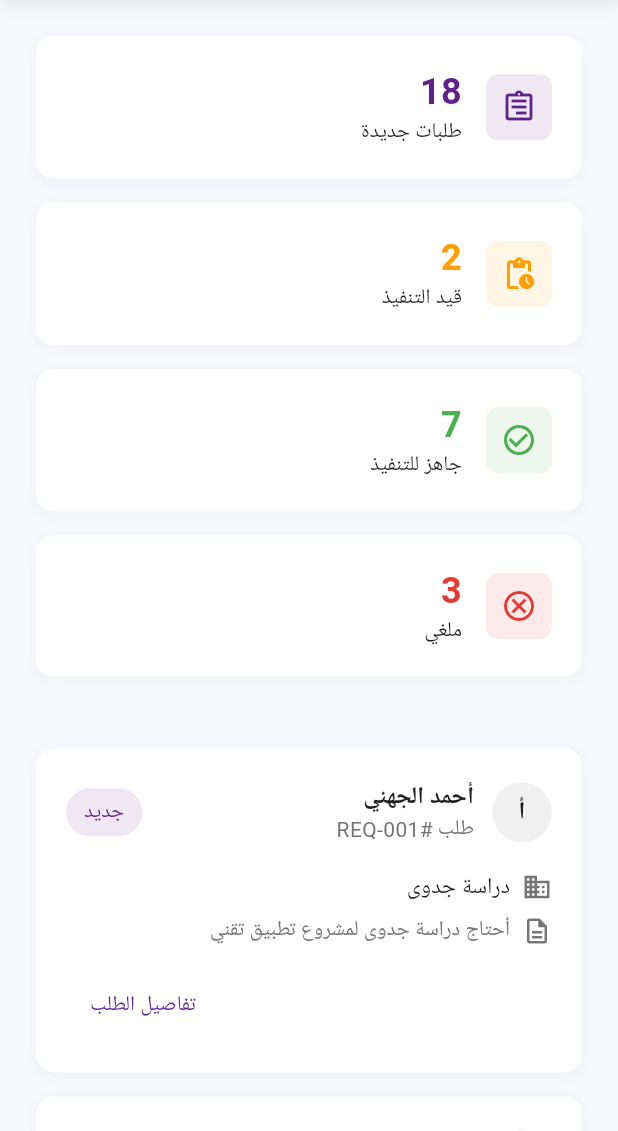
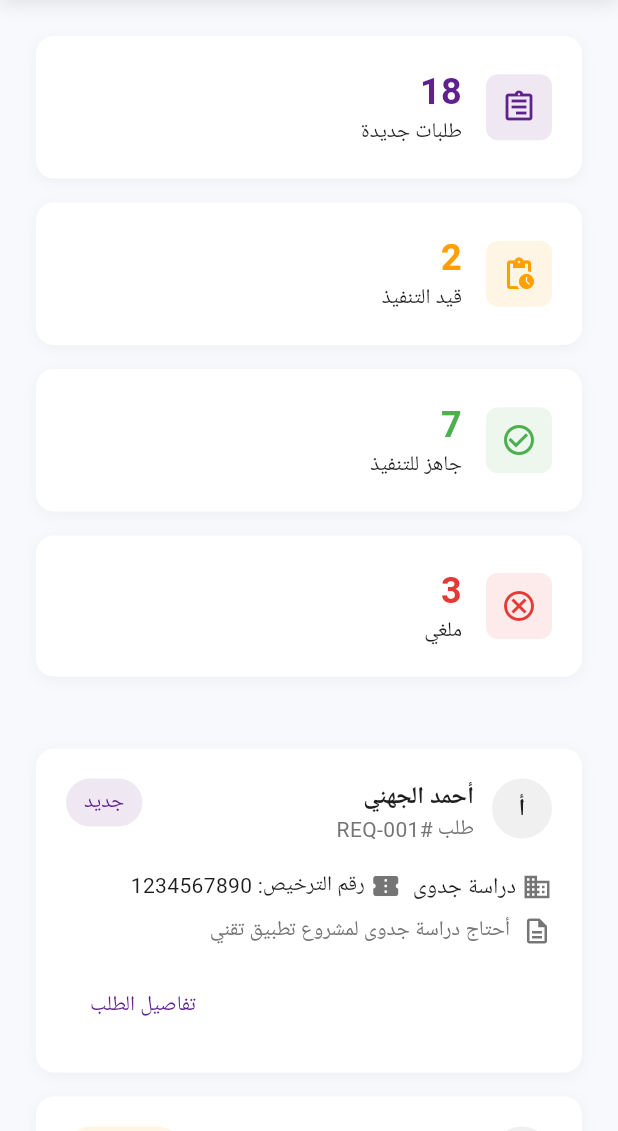
Before and after one commit to Lujain120/King-Saud-hackathon, a Flutter app: the ManagingTeamDashboardScreen screen opened by its route, on a phone screen of 412 x 824 dp, the part 105-1236 px from its top. Run offline on Flutter 3.47's test engine with Material 3 defaults, Android fonts, the phone set to English and light mode, and no system bars; our stand-ins replace google_fonts; Roboto replaces fonts that are missing (Cairo).

Commit message:
Mobile layout fixes, license number, and button logic for requests

```diff
--- a/lib/screens/managing_team_dashboard_screen.dart
+++ b/lib/screens/managing_team_dashboard_screen.dart
@@ -31,7 +31,8 @@ class _ManagingTeamDashboardScreenState extends State<ManagingTeamDashboardScree
       "phone": "0501234567",
       "date": "2025-05-15",
       "id": "REQ-001",
-      "status": "جديد"
+      "status": "جديد",
+      "licenseNumber": "1234567890"
     },
     {
       "clientName": "ريم الحربي",
@@ -41,7 +42,8 @@ class _ManagingTeamDashboardScreenState extends State<ManagingTeamDashboardScree
       "phone": "0509876543",
       "date": "2025-05-18",
       "id": "REQ-002",
-      "status": "قيد التنفيذ"
+      "status": "قيد التنفيذ",
+      "licenseNumber": "9876543210"
     },
     {
       "clientName": "فهد القحطاني",
@@ -51,7 +53,8 @@ class _ManagingTeamDashboardScreenState extends State<ManagingTeamDashboardScree
       "phone": "0507654321",
       "date": "2025-05-20",
       "id": "REQ-003",
-      "status": "جاهز للتنفيذ"
+      "status": "جاهز للتنفيذ",
+      "licenseNumber": "1122334455"
     }
   ];
 
@@ -665,6 +668,7 @@ class _ManagingTeamDashboardScreenState extends State<ManagingTeamDashboardScree
         crossAxisAlignment: CrossAxisAlignment.start,
         children: [
           Row(
+            crossAxisAlignment: CrossAxisAlignment.start,
             children: [
               CircleAvatar(
                 radius: 20,
@@ -718,16 +722,37 @@ class _ManagingTeamDashboardScreenState extends State<ManagingTeamDashboardScree
             ],
           ),
           const SizedBox(height: 16),
+          Wrap(
+            spacing: 8,
+            runSpacing: 8,
+            children: [
               Row(
+                mainAxisSize: MainAxisSize.min,
                 children: [
                   Icon(Icons.business, size: 20, color: Colors.grey[600]),
-              const SizedBox(width: 8),
+                  const SizedBox(width: 4),
                   Text(
                     request['requestedService'],
                     style: const TextStyle(
                       fontSize: 15,
                       color: Color(0xFF1E1E1E),
                     ),
+                  ),
+                ],
+              ),
+              Row(
+                mainAxisSize: MainAxisSize.min,
+                children: [
+                  Icon(Icons.confirmation_number, size: 20, color: Colors.grey[600]),
+                  const SizedBox(width: 4),
+                  Text(
+                    'رقم الترخيص: ${request['licenseNumber'] ?? '-'}',
+                    style: const TextStyle(
+                      fontSize: 14,
+                      color: Color(0xFF1E1E1E),
+                    ),
+                  ),
+                ],
               ),
             ],
           ),
@@ -754,21 +779,24 @@ class _ManagingTeamDashboardScreenState extends State<ManagingTeamDashboardScree
             mainAxisAlignment: MainAxisAlignment.end,
             children: [
               TextButton(
-                onPressed: () {
+                onPressed: request['status'] == 'جديد'
+                    ? () {
                         Navigator.push(
                           context,
                           MaterialPageRoute(
                             builder: (context) => RequestDetailsScreen(request: request),
                           ),
                         );
-                },
+                      }
+                    : null,
                 style: TextButton.styleFrom(
                   padding: const EdgeInsets.symmetric(horizontal: 16, vertical: 8),
+                  foregroundColor: request['status'] == 'جديد' ? const Color(0xFF5F218E) : Colors.grey,
                 ),
-                child: const Text(
+                child: Text(
                   'تفاصيل الطلب',
                   style: TextStyle(
-                    color: Color(0xFF5F218E),
+                    color: request['status'] == 'جديد' ? const Color(0xFF5F218E) : Colors.grey,
                     fontWeight: FontWeight.w500,
                   ),
                 ),
--- a/lib/screens/request_details_screen.dart
+++ b/lib/screens/request_details_screen.dart
@@ -342,6 +342,7 @@ class _RequestDetailsScreenState extends State<RequestDetailsScreen> {
                     _buildInfoRow('البريد الإلكتروني:', widget.request['email']),
                     _buildInfoRow('رقم الهاتف:', widget.request['phone']),
                     _buildInfoRow('تاريخ الطلب:', widget.request['date']),
+                    _buildInfoRow('رقم الترخيص:', widget.request['licenseNumber'] ?? '-'),
                     const SizedBox(height: 16),
                     const Text(
                       'تفاصيل إضافية:',
```
Also changed, not shown: assets/fonts/MaterialIcons-Regular.otf, 4 other files. Lines whose indentation alone changed are shown as unchanged.
